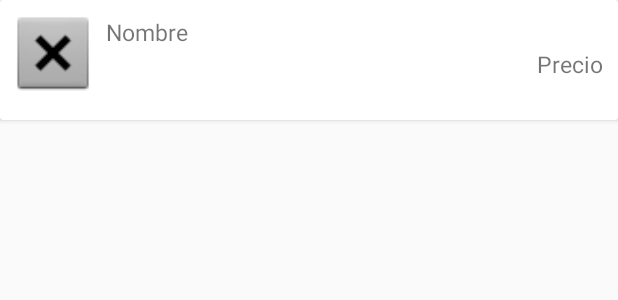
After one commit to osvaldodiazapata/Tarea2, an Android app: the layout cardview_detalle.xml on its own in the app's theme, with its tools: preview values and no code run, on a phone screen of 412 x 824 dp. The commit adds this screen. Shown: the top 300 px of the screen. Run offline under Robolectric (Android 15) with nearby library versions, the phone set to English and light mode, and no system bars.

Commit message:
Cambios Cardview,fragments relacionados con el modelo de productos

```diff
--- a/app/src/main/java/d/osvaldo/tarea2/RegistroActivity.java
+++ b/app/src/main/java/d/osvaldo/tarea2/RegistroActivity.java
@@ -54,6 +54,7 @@ public class RegistroActivity extends AppCompatActivity {
                                     public void onComplete(@NonNull Task<AuthResult> task) {
                                         if(task.isSuccessful()){
                                             Toast.makeText(RegistroActivity.this, "Cuenta creada", Toast.LENGTH_SHORT).show();
+                                            gotoLogin();
                                         }else{
                                             Toast.makeText(RegistroActivity.this, "Error al crear la cuenta", Toast.LENGTH_SHORT).show();
                                         }
--- /dev/null
+++ b/app/src/main/res/layout/cardview_detalle.xml
@@ -0,0 +1,45 @@
+<?xml version="1.0" encoding="utf-8"?>
+<android.support.v7.widget.CardView
+    xmlns:android="http://schemas.android.com/apk/res/android"
+    android:layout_width="match_parent"
+    android:layout_height="80dp">
+
+    <LinearLayout
+        android:layout_width="match_parent"
+        android:layout_height="wrap_content"
+        android:orientation="horizontal"
+        android:padding="5dp">
+
+        <ImageView
+            android:layout_width="60dp"
+            android:layout_height="60dp"
+            android:src="@android:drawable/btn_dialog"
+            android:id="@+id/iFoto"/>
+
+        <LinearLayout
+            android:layout_width="match_parent"
+            android:layout_height="wrap_content"
+            android:orientation="vertical"
+            android:padding="5dp">
+
+            <TextView
+                android:layout_width="match_parent"
+                android:layout_height="wrap_content"
+                android:textSize="15sp"
+                android:text="Nombre"
+                android:id="@+id/tNombre"/>
+
+            <TextView
+                android:layout_width="match_parent"
+                android:layout_height="wrap_content"
+                android:textSize="15sp"
+                android:gravity="end"
+                android:text="Precio"
+                android:id="@+id/tPrecio"/>
+
+
+        </LinearLayout>
+
+
+    </LinearLayout>
+</android.support.v7.widget.CardView>
--- /dev/null
+++ b/app/src/main/res/values-w820dp/dimens.xml
@@ -0,0 +1,6 @@
+<resources>
+    <!-- Example customization of dimensions originally defined in res/values/dimens.xml
+         (such as screen margins) for screens with more than 820dp of available width. This
+         would include 7" and 10" devices in landscape (~960dp and ~1280dp respectively). -->
+    <dimen name="activity_horizontal_margin">64dp</dimen>
+</resources>
--- a/app/src/main/res/values/styles.xml
+++ b/app/src/main/res/values/styles.xml
@@ -3,8 +3,8 @@
     <!-- Base application theme. -->
     <style name="AppTheme" parent="Theme.AppCompat.Light.DarkActionBar">
         <!-- Customize your theme here. -->
-        <item name="colorPrimary">@color/blueviolet</item>
-        <item name="colorPrimaryDark">@color/blueviolet</item>
+        <item name="colorPrimary">@color/colorPrimary</item>
+        <item name="colorPrimaryDark">@color/colorPrimary</item>
         <item name="colorAccent">@color/colorAccent</item>
     </style>
 
@@ -12,6 +12,7 @@
         <item name="android:windowBackground">@drawable/splash</item>
 
     </style>
+
     <style name="styleTextView">
         <item name="android:layout_width">0dp</item>
         <item name="android:layout_weight">1</item>
@@ -36,11 +37,12 @@
     <style name="StyleTextview">
         <item name="android:layout_width">wrap_content</item>
         <item name="android:layout_height">wrap_content</item>
-        <item name="android:textStyle"> bold</item>
+        <item name="android:textStyle">bold</item>
         <item name="android:textSize">18dp</item>
         <item name="android:gravity">center_horizontal</item>
 
     </style>
+
     <style name="StyleEdittext">
         <item name="android:layout_width">match_parent</item>
         <item name="android:layout_height">wrap_content</item>
@@ -48,11 +50,20 @@
     </style>
 
     <style name="StyleSpinner">
-        <item name="android:textStyle"> bold</item>
+        <item name="android:textStyle">bold</item>
         <item name="android:textSize">18dp</item>
         <item name="android:layout_width">match_parent</item>
         <item name="android:layout_height">0dp</item>
         <item name="android:layout_weight">1</item>
 
     </style>
+
+    <style name="AppTheme.NoActionBar">
+        <item name="windowActionBar">false</item>
+        <item name="windowNoTitle">true</item>
+    </style>
+
+    <style name="AppTheme.AppBarOverlay" parent="ThemeOverlay.AppCompat.Dark.ActionBar" />
+
+    <style name="AppTheme.PopupOverlay" parent="ThemeOverlay.AppCompat.Light" />
 </resources>
```
Also changed, not shown: app/build.gradle (+7 -0 lines), app/src/main/AndroidManifest.xml (+10 -4 lines), app/src/main/java/d/osvaldo/tarea2/AdapterProductos.java (added, +70 -0 lines), app/src/main/java/d/osvaldo/tarea2/MapsFragment.java (added, +29 -0 lines), app/src/main/java/d/osvaldo/tarea2/ProductosActivity.java (added, +107 -0 lines), app/src/main/java/d/osvaldo/tarea2/ProductosFragment.java (added, +48 -0 lines), app/src/main/java/d/osvaldo/tarea2/model/Productos.java (added, +42 -0 lines), app/src/main/res/layout/activity_login.xml (+8 -8 lines), app/src/main/res/layout/activity_productos.xml (added, +70 -0 lines), app/src/main/res/layout/fragment_maps.xml (added, +13 -0 lines), app/src/main/res/layout/fragment_productos.xml (added, +14 -0 lines), app/src/main/res/menu/menu_productos.xml (added, +10 -0 lines), app/src/main/res/values/dimens.xml (added, +7 -0 lines), app/src/main/res/values/strings.xml (+15 -0 lines).
